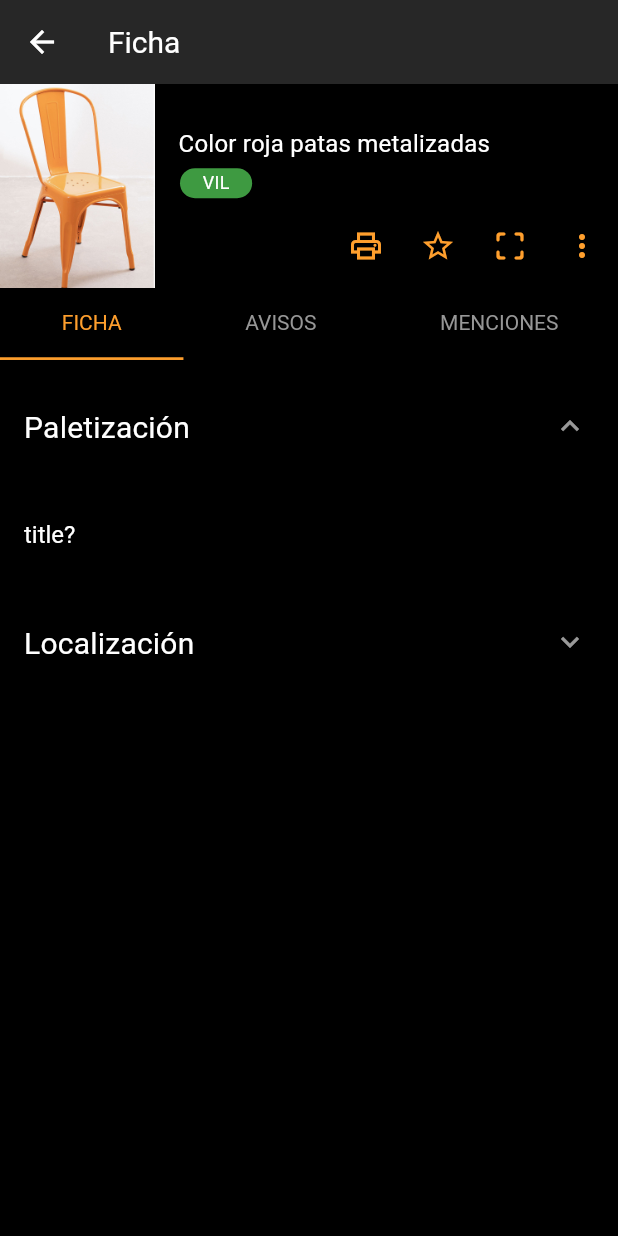
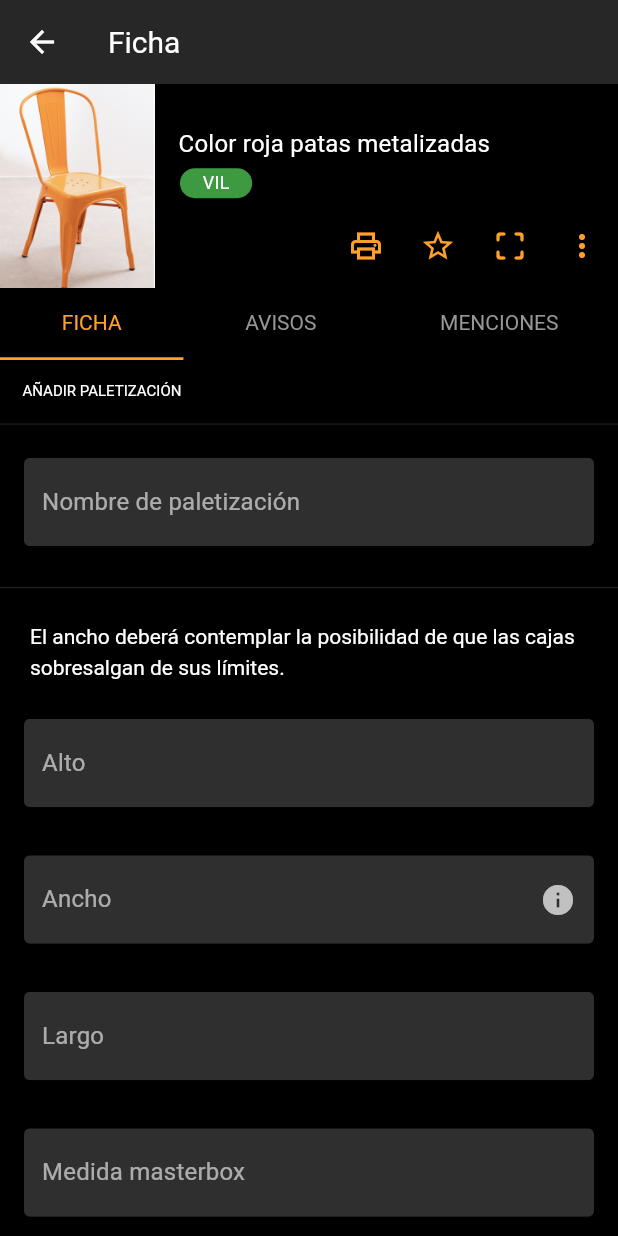
Before and after one commit to in-fperez/firebase-test, a Flutter app: the ProductListElement widget shown alone on an empty page, opened directly with empty values, after a tap on "VIL", on a phone screen of 412 x 824 dp. Run offline on Flutter 3.47's test engine with Material 2 defaults, Android fonts, the phone set to English and light mode, and no system bars; our stand-ins replace bloc, cloud_firestore, firebase_core, flutter_bloc; accounts and stored records are empty.

Commit message:
feat: added edit screen

```diff
--- a/lib/screens/login_screen/widgets/submit_button.dart
+++ b/lib/screens/login_screen/widgets/submit_button.dart
@@ -26,7 +26,7 @@ class SubmitButton extends StatelessWidget {
               buttonText,
               style: TextStyle(
                 fontSize: 14,
-                fontWeight: FontWeight.w500,
+                fontWeight: FontWeight.w800,
                 letterSpacing: 1.25,
                 color: ColorConstants.primaryColor,
               ),
--- a/lib/screens/options_screen/options_screen.dart
+++ b/lib/screens/options_screen/options_screen.dart
@@ -19,7 +19,7 @@ class OptionsScreen extends StatelessWidget {
         crossAxisAlignment: CrossAxisAlignment.start,
         children: [
           Container(
-            margin: EdgeInsets.fromLTRB(35, 18, 0, 16),
+            margin: const EdgeInsets.fromLTRB(35, 18, 0, 16),
             child: Text(
               "Avisos",
               style: TextStyle(
@@ -35,7 +35,7 @@ class OptionsScreen extends StatelessWidget {
             color: ColorConstants.secondaryColor,
           ),
           Container(
-            margin: EdgeInsets.fromLTRB(35, 28, 0, 20),
+            margin: const EdgeInsets.fromLTRB(35, 28, 0, 20),
             child: Text(
               "Vertical",
               style: TextStyle(
@@ -47,11 +47,11 @@ class OptionsScreen extends StatelessWidget {
             ),
           ),
           Container(
-            margin: EdgeInsets.only(left: 15, bottom: 24),
+            margin: const EdgeInsets.only(left: 15, bottom: 24),
             child: Column(
               children: [
                 ListTile(
-                  title: Text("SKLUM"),
+                  title: const Text("SKLUM"),
                   leading: Radio(
                     value: "SKLUM",
                     onChanged: (String? string) {},
@@ -59,7 +59,7 @@ class OptionsScreen extends StatelessWidget {
                   ),
                 ),
                 ListTile(
-                  title: Text("CREATE"),
+                  title: const Text("CREATE"),
                   leading: Radio(
                     value: "CREATE",
                     onChanged: (String? string) {},
@@ -67,7 +67,7 @@ class OptionsScreen extends StatelessWidget {
                   ),
                 ),
                 ListTile(
-                  title: Text("THE MASIE"),
+                  title: const Text("THE MASIE"),
                   leading: Radio(
                     value: "THE MASIE",
                     onChanged: (String? string) {},
@@ -82,7 +82,7 @@ class OptionsScreen extends StatelessWidget {
             color: ColorConstants.secondaryColor,
           ),
           Container(
-            margin: EdgeInsets.fromLTRB(35, 26, 0, 20),
+            margin: const EdgeInsets.fromLTRB(35, 26, 0, 20),
             child: Text(
               "Almacén",
               style: TextStyle(
@@ -94,11 +94,11 @@ class OptionsScreen extends StatelessWidget {
             ),
           ),
           Container(
-            margin: EdgeInsets.only(left: 15, bottom: 30),
+            margin: const EdgeInsets.only(left: 15, bottom: 30),
             child: Column(
               children: [
                 ListTile(
-                  title: Text("ALM"),
+                  title: const Text("ALM"),
                   leading: Radio(
                     value: "ALM",
                     onChanged: (String? string) {},
@@ -106,7 +106,7 @@ class OptionsScreen extends StatelessWidget {
                   ),
                 ),
                 ListTile(
-                  title: Text("VIL"),
+                  title: const Text("VIL"),
                   leading: Radio(
                     value: "VIL",
                     onChanged: (String? string) {},
@@ -114,7 +114,7 @@ class OptionsScreen extends StatelessWidget {
                   ),
                 ),
                 ListTile(
-                  title: Text("REA"),
+                  title: const Text("REA"),
                   leading: Radio(
                     value: "REA",
                     onChanged: (String? string) {},
@@ -122,7 +122,7 @@ class OptionsScreen extends StatelessWidget {
                   ),
                 ),
                 ListTile(
-                  title: Text("MON"),
+                  title: const Text("MON"),
                   leading: Radio(
                     value: "MON",
                     onChanged: (String? string) {},
@@ -130,7 +130,7 @@ class OptionsScreen extends StatelessWidget {
                   ),
                 ),
                 ListTile(
-                  title: Text("VE1"),
+                  title: const Text("VE1"),
                   leading: Radio(
                     value: "VE1",
                     onChanged: (String? string) {},
@@ -148,7 +148,7 @@ class OptionsScreen extends StatelessWidget {
             mainAxisAlignment: MainAxisAlignment.spaceBetween,
             children: [
               Container(
-                margin: EdgeInsets.fromLTRB(36, 20, 0, 21),
+                margin: const EdgeInsets.fromLTRB(36, 20, 0, 21),
                 child: Text(
                   "Dark mode",
                   style: TextStyle(
@@ -161,7 +161,7 @@ class OptionsScreen extends StatelessWidget {
                 ),
               ),
               Container(
-                margin: EdgeInsets.fromLTRB(0, 25, 28, 22),
+                margin: const EdgeInsets.fromLTRB(0, 25, 28, 22),
                 child: Switch(
                   activeColor: ColorConstants.accentColor,
                   value: true,
--- /dev/null
+++ b/lib/screens/product_details/product_edit.dart
@@ -0,0 +1,309 @@
+import 'package:firebase_testv2/models/product.dart';
+import 'package:firebase_testv2/screens/global_widgets/warhouse_pill.dart';
+import 'package:firebase_testv2/screens/login_screen/login_screen.dart';
+import 'package:firebase_testv2/screens/login_screen/widgets/custom_text_field.dart';
+import 'package:firebase_testv2/screens/login_screen/widgets/submit_button.dart';
+import 'package:flutter/material.dart';
+
+import '../../constants/constants.dart';
+
+class ProductEditScreen extends StatefulWidget {
+  const ProductEditScreen({Key? key, required this.product}) : super(key: key);
+  static const routeName = '/product_edit';
+  final Product product;
+  @override
+  State<ProductEditScreen> createState() => _ProductDetailsScreenState();
+}
+
+class _ProductDetailsScreenState extends State<ProductEditScreen>
+    with TickerProviderStateMixin {
+  @override
+  Widget build(BuildContext context) {
+    final TabController tabController = TabController(length: 3, vsync: this);
+    return Scaffold(
+      appBar: AppBar(
+        title: const Text("Ficha"),
+      ),
+      body: ListView(children: [
+        Row(
+          children: [
+            const Expanded(
+              flex: 1,
+              child: Image(
+                image: AssetImage('images/lixchair.jpg'),
+                fit: BoxFit.cover,
+              ),
+            ),
+            Expanded(
+              flex: 3,
+              child: Column(
+                children: [
+                  Align(
+                    alignment: Alignment.centerLeft,
+                    child: Padding(
+                      padding: const EdgeInsets.only(left: 16, bottom: 7),
+                      child: Text(
+                        widget.product.id.toString(),
+                        style: const TextStyle(
+                          fontWeight: FontWeight.w400,
+                          fontSize: 16,
+                          letterSpacing: 0.15,
+                        ),
+                      ),
+                    ),
+                  ),
+                  const Align(
+                    alignment: Alignment.centerLeft,
+                    child: Padding(
+                      padding: EdgeInsets.only(left: 16, bottom: 7),
+                      child: Text(
+                        "Color roja patas metalizadas",
+                        style: TextStyle(
+                          fontSize: 16,
+                          letterSpacing: 0.15,
+                        ),
+                      ),
+                    ),
+                  ),
+                  const Align(
+                      alignment: Alignment.centerLeft,
+                      child: Padding(
+                        padding: EdgeInsets.fromLTRB(17, 0, 0, 8),
+                        child: CustomWarehousePill(warehouseName: "VIL"),
+                      )),
+                  Row(
+                    mainAxisAlignment: MainAxisAlignment.end,
+                    children: [
+                      IconButton(
+                        onPressed: () {},
+                        icon: Icon(
+                          Icons.local_print_shop_outlined,
+                          color: ColorConstants.accentColor,
+                        ),
+                      ),
+                      IconButton(
+                        onPressed: () {},
+                        icon: Icon(
+                          Icons.star_border_outlined,
+                          color: ColorConstants.accentColor,
+                        ),
+                      ),
+                      IconButton(
+                        onPressed: () {},
+                        icon: Icon(
+                          Icons.crop_free_rounded,
+                          color: ColorConstants.accentColor,
+                        ),
+                      ),
+                      IconButton(
+                        onPressed: () {},
+                        icon: Icon(
+                          Icons.more_vert,
+                          color: ColorConstants.accentColor,
+                        ),
+                      ),
+                    ],
+                  ),
+                ],
+              ),
+            )
+          ],
+        ),
+        TabBar(
+          tabs: const [
+            Tab(
+              text: 'FICHA',
+            ),
+            Tab(
+              text: 'AVISOS',
+            ),
+            Tab(
+              text: 'MENCIONES',
+            ),
+          ],
+          controller: tabController,
+          labelColor: ColorConstants.accentColor,
+          indicatorColor: ColorConstants.accentColor,
+          isScrollable: true,
+          labelPadding: EdgeInsets.symmetric(
+              horizontal: MediaQuery.of(context).size.width / 10),
+          unselectedLabelColor: ColorConstants.ternaryColor,
+        ),
+        Container(
+          padding: const EdgeInsets.all(15),
+          alignment: Alignment.centerLeft,
+          child: const Text(
+            'AÑADIR PALETIZACIÓN',
+            style: TextStyle(fontSize: 10),
+          ),
+        ),
+        Divider(
+          height: 1,
+          color: ColorConstants.secondaryColor,
+        ),
+        const Padding(
+          padding: EdgeInsets.fromLTRB(16, 22, 16, 27),
+          child: CustomTextField(hintText: 'Nombre de paletización'),
+        ),
+        Divider(
+          height: 1,
+          color: ColorConstants.secondaryColor,
+        ),
+        Container(
+          padding: const EdgeInsets.all(20),
+          alignment: Alignment.centerLeft,
+          child: const Text(
+            'El ancho deberá contemplar la posibilidad de que las cajas sobresalgan de sus límites.',
+            style: TextStyle(fontSize: 14, height: 1.5),
+          ),
+        ),
+        Container(
+          margin: const EdgeInsets.fromLTRB(16, 5, 16, 27),
+          child: const CustomTextField(hintText: 'Alto'),
+        ),
+        Container(
+          margin: const EdgeInsets.fromLTRB(16, 5, 16, 27),
+          child: const CustomTextField(
+              hintText: 'Ancho', suffixIcon: Icon(Icons.info)),
+        ),
+        Container(
+          margin: const EdgeInsets.fromLTRB(16, 5, 16, 27),
+          child: const CustomTextField(hintText: 'Largo'),
+        ),
+        Container(
+          margin: const EdgeInsets.fromLTRB(16, 5, 16, 27),
+          child: const CustomTextField(hintText: 'Medida masterbox'),
+        ),
+        Divider(
+          height: 1,
+          color: ColorConstants.secondaryColor,
+        ),
+        Container(
+          padding: const EdgeInsets.all(20),
+          alignment: Alignment.centerLeft,
+          child: const Text(
+            'Tipo de palets:',
+            style: TextStyle(fontSize: 14, height: 1.5),
+          ),
+        ),
+        ListTile(
+          title: const Text("Palet EUR (1200 x 800)"),
+          leading: Radio(
+            value: "Palet EUR (1200 x 800)",
+            onChanged: (String? string) {},
+            groupValue: 'paletType',
+          ),
+        ),
+        ListTile(
+          title: const Text("Palet EUR (800 x 600)"),
+          leading: Radio(
+            value: "Palet EUR (800 x 600)",
+            onChanged: (String? string) {},
+            groupValue: 'paletType',
+          ),
+        ),
+        ListTile(
+          title: const Text("Palet Americano (1000 x 1200)"),
+          leading: Radio(
+            value: "Palet Americano (1000 x 1200)",
+            onChanged: (String? string) {},
+            groupValue: 'paletType',
+          ),
+        ),
+        ListTile(
+          title: const Text("VIL"),
+          leading: Radio(
+            value: "VIL",
+            onChanged: (String? string) {},
+            groupValue: 'paletType',
+          ),
+        ),
+        Divider(
+          height: 1,
+          color: ColorConstants.secondaryColor,
+        ),
+        Container(
+          padding: const EdgeInsets.all(20),
+          alignment: Alignment.centerLeft,
+          child: const Text(
+            'Tipo de referencia:',
+            style: TextStyle(fontSize: 14, height: 1.5),
+          ),
+        ),
+        ListTile(
+          title: const Text("Monoreferencia"),
+          leading: Radio(
+            value: "Monoreferencia",
+            onChanged: (String? string) {},
+            groupValue: 'referenceType',
+          ),
+        ),
+        ListTile(
+          title: const Text("Más de una referencia"),
+          leading: Radio(
+            value: "Más de una referencia",
+            onChanged: (String? string) {},
+            groupValue: 'referenceType',
+          ),
+        ),
+        Divider(
+          height: 1,
+          color: ColorConstants.secondaryColor,
+        ),
+        Row(
+          mainAxisAlignment: MainAxisAlignment.spaceBetween,
+          children: [
+            Container(
+              padding: const EdgeInsets.all(20),
+              alignment: Alignment.centerLeft,
+              child: const Text(
+                'Galería:',
+                style: TextStyle(fontSize: 16, height: 1.5),
+              ),
+            ),
+            Row(
+              children: [
+                IconButton(
+                  onPressed: () {},
+                  icon: Icon(
+                    Icons.add,
+                    color: ColorConstants.accentColor,
+                    size: 19,
+                  ),
+                ),
+                IconButton(
+                  onPressed: () {},
+                  icon: Icon(
+                    Icons.edit_outlined,
+                    color: ColorConstants.accentColor,
+                    size: 19,
+                  ),
+                ),
+              ],
+            )
+          ],
+        ),
+        const Padding(
+          padding: EdgeInsets.all(12.0),
+          child: Image(
+            image: AssetImage('images/palet1.jpg'),
+            fit: BoxFit.fill,
+          ),
+        ),
+        const Padding(
+          padding: EdgeInsets.all(12.0),
+          child: Image(
+            image: AssetImage('images/palet2.jpg'),
+            fit: BoxFit.fill,
+          ),
+        ),
+        SubmitButton(
+          buttonText: 'Guardar',
+          onPressed: () {
+            Navigator.of(context).pushNamed(LoginScreen.routeName);
+          },
+        )
+      ]),
+    );
+  }
+}
--- a/lib/screens/product_list_screen/widgets/product_list_element.dart
+++ b/lib/screens/product_list_screen/widgets/product_list_element.dart
@@ -1,7 +1,6 @@
-import 'package:firebase_testv2/constants/constants.dart';
 import 'package:firebase_testv2/models/product.dart';
 import 'package:firebase_testv2/screens/global_widgets/warhouse_pill.dart';
-import 'package:firebase_testv2/screens/product_details/product_details.dart';
+import 'package:firebase_testv2/screens/product_details/product_edit.dart';
 import 'package:flutter/material.dart';
 
 class ProductListElement extends StatelessWidget {
@@ -16,8 +15,7 @@ class ProductListElement extends StatelessWidget {
         Navigator.push(
             context,
             MaterialPageRoute(
-                builder: ((context) =>
-                    ProductDetailsScreen(product: product))));
+                builder: ((context) => ProductEditScreen(product: product))));
       },
       child: Container(
         margin: const EdgeInsets.symmetric(vertical: 6),
```
Also changed, not shown: images/palet1.jpg (added), images/palet2.jpg (added), pubspec.lock.
